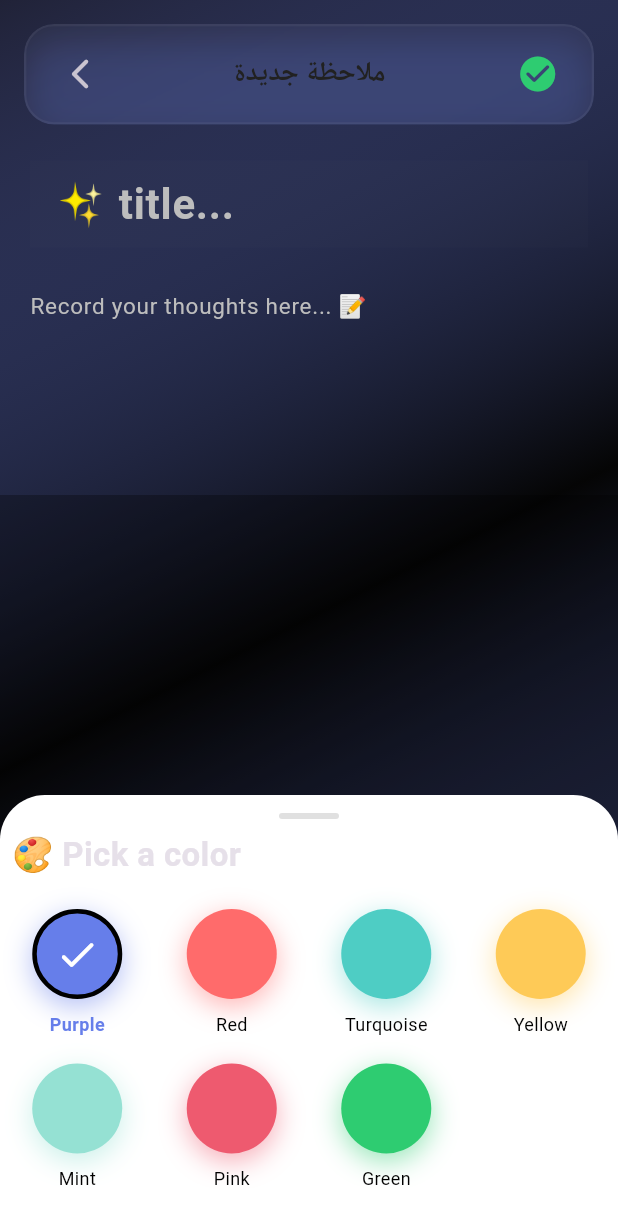
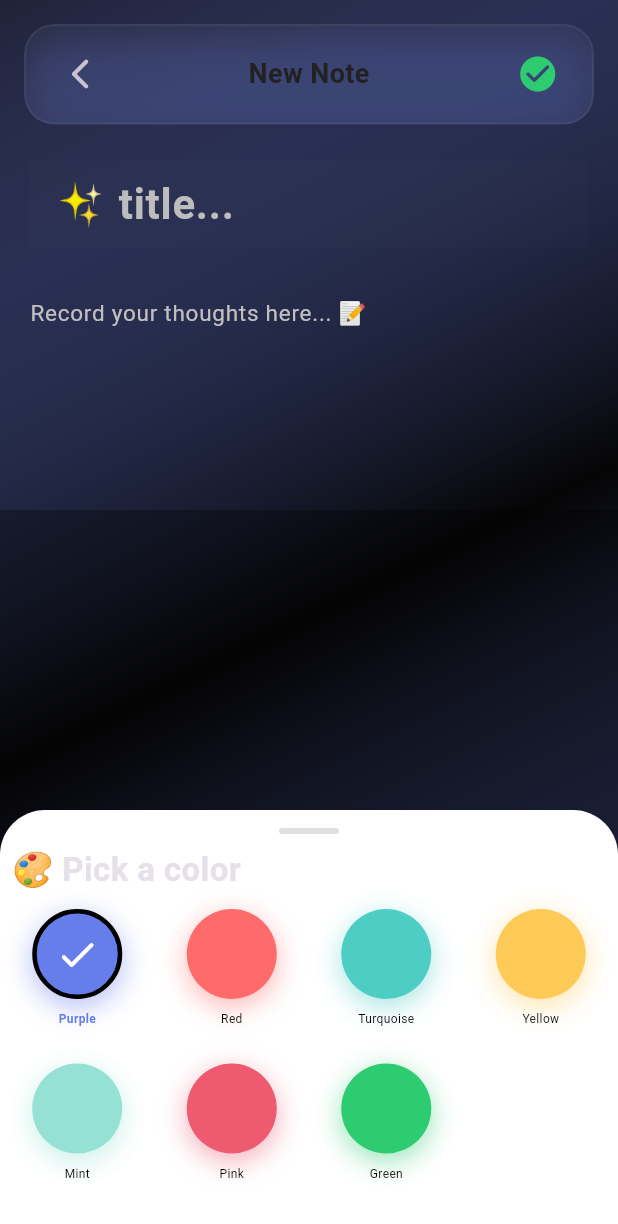
Before and after one commit to moaz-nassef/memory_notes, a Flutter app: the AddNoteScreen screen opened by its route, after a tap on the "palette" icon, on a phone screen of 412 x 824 dp. Shown: the top 1224 px of the screen. Run offline on Flutter 3.47's test engine with Material 3 defaults, Android fonts, the phone set to English and light mode, and no system bars; our stand-ins replace audioplayers, hive, hive_flutter, image_picker, permission_handler; missing offline and left inert: record; accounts and stored records are empty.

Commit message:
edit notes feature

```diff
--- a/lib/views/presentation/add_note/add_note_screen.dart
+++ b/lib/views/presentation/add_note/add_note_screen.dart
@@ -16,8 +16,8 @@ import 'package:memory_notes/views/presentation/common/text/note_text_field.dart
 import 'package:memory_notes/views/presentation/common/text/note_title_field.dart';
 
 class AddNoteScreen extends StatefulWidget {
-  const AddNoteScreen({super.key});
-
+  const AddNoteScreen({super.key, this.initialNote});
+  final NoteModel? initialNote;
   @override
   State<AddNoteScreen> createState() => _AddNoteScreenState();
 }
@@ -83,7 +83,19 @@ class _AddNoteScreenState extends State<AddNoteScreen>
       duration: const Duration(milliseconds: 800),
     )..repeat(reverse: true);
 
-    _audioRecorderController = AudioRecorderController(AudioRecorderFileHelper());
+    _audioRecorderController = AudioRecorderController(
+      AudioRecorderFileHelper(),
+    );
+    // If we're editing an existing note, pre-fill the fields
+    if (widget.initialNote != null) {
+      final note = widget.initialNote!;
+      _titleController.text = note.title;
+      _textController.text = note.text ?? '';
+      selectedImagePaths = List<String>.from(note.imagePaths ?? []);
+      recordedAudioPath = note.audioPath;
+      hasAudio = note.audioPath != null;
+      selectedColor = Color(note.color);
+    }
   }
 
   @override
@@ -218,14 +230,15 @@ class _AddNoteScreenState extends State<AddNoteScreen>
 
     final note = NoteModel(
       title: _titleController.text.trim(),
-      text: _textController.text.trim().isEmpty
+      text:
+          _textController.text.trim().isEmpty
               ? null
               : _textController.text.trim(),
       imagePaths:
           selectedImagePaths.isEmpty ? null : List.from(selectedImagePaths),
       audioPath: recordedAudioPath,
       audioDurationMs: recordedAudioDurationMs,
-      createdAt: DateTime.now(),
+      createdAt: widget.initialNote?.createdAt ?? DateTime.now(),
       color: selectedColor.toARGB32(),
     );
 
@@ -316,6 +329,7 @@ class _AddNoteScreenState extends State<AddNoteScreen>
                 TopBarAddnote(
                   saveNote: _saveNote,
                   selectedColor: selectedColor,
+                  title: widget.initialNote == null ? 'New Note' : 'Edit Note',
                 ),
                 Expanded(
                   child: SingleChildScrollView(
@@ -335,9 +349,9 @@ class _AddNoteScreenState extends State<AddNoteScreen>
                               if (index >= 0 &&
                                   index < selectedImagePaths.length) {
                                 setState(() {
-                                  selectedImagePaths =
-                                      List.from(selectedImagePaths)
-                                        ..removeAt(index);
+                                  selectedImagePaths = List.from(
+                                    selectedImagePaths,
+                                  )..removeAt(index);
                                 });
                               }
                             },
@@ -389,7 +403,10 @@ class _AddNoteScreenState extends State<AddNoteScreen>
                     if (hasAudio) {
                       _removeAudio();
                     } else {
-                      _showSnackBar('Long press to start recording', Colors.purple);
+                      _showSnackBar(
+                        'Long press to start recording',
+                        Colors.purple,
+                      );
                     }
                   },
                   onLongPressStart: (_) {
@@ -419,13 +436,16 @@ class _AddNoteScreenState extends State<AddNoteScreen>
                             shape: BoxShape.circle,
                             boxShadow: [
                               BoxShadow(
-                                color: Colors.purple
-                                    .withOpacity(isRecording ? 0.6 : 0.5),
-                                blurRadius: isRecording
+                                color: Colors.purple.withOpacity(
+                                  isRecording ? 0.6 : 0.5,
+                                ),
+                                blurRadius:
+                                    isRecording
                                         ? 25 + (15 * _pulseController.value)
                                         : 20,
                                 offset: const Offset(0, 10),
-                                spreadRadius: isRecording
+                                spreadRadius:
+                                    isRecording
                                         ? 3 + (5 * _pulseController.value)
                                         : 0,
                               ),
--- a/lib/views/presentation/add_note/top_Bar_AddNote.dart
+++ b/lib/views/presentation/add_note/top_Bar_AddNote.dart
@@ -7,10 +7,11 @@ class TopBarAddnote extends StatelessWidget {
     super.key,
     required this.saveNote,
     required this.selectedColor,
+    required this.title,
   });
-  Color selectedColor = Color(0xFF667EEA);
+  final Color selectedColor;
   final VoidCallback saveNote;
-
+  final String title;
   @override
   Widget build(BuildContext context) {
     return // Top Bar - Floating Glass
@@ -45,7 +46,7 @@ class TopBarAddnote extends StatelessWidget {
                 ),
                 Spacer(),
                 Text(
-                  'ملاحظة جديدة',
+                  title,
                   style: TextStyle(
                     fontSize: 18,
                     fontWeight: FontWeight.bold,
--- a/lib/views/presentation/common/color/color_picker_sheet.dart
+++ b/lib/views/presentation/common/color/color_picker_sheet.dart
@@ -52,7 +52,7 @@ class ColorPickerSheet extends StatelessWidget {
                           fontWeight: FontWeight.bold,
                         ),
                       ),
-                      const SizedBox(height: 20),
+                      const SizedBox(height: 10),
                       GridView.builder(
                         shrinkWrap: true,
                         physics: const NeverScrollableScrollPhysics(),
@@ -110,7 +110,7 @@ class ColorPickerSheet extends StatelessWidget {
                                         isSelected
                                             ? selectedColor
                                             : Colors.black,
-                                    fontSize: 12,
+                                    fontSize: 8,
                                     fontWeight:
                                         isSelected
                                             ? FontWeight.bold
--- a/lib/views/presentation/common/text/note_text_field.dart
+++ b/lib/views/presentation/common/text/note_text_field.dart
@@ -1,10 +1,7 @@
 import 'package:flutter/material.dart';
 
 class NoteTextField extends StatelessWidget {
-  const NoteTextField({
-    super.key,
-    required this.controller,
-  });
+  const NoteTextField({super.key, required this.controller});
 
   final TextEditingController controller;
 
@@ -15,14 +12,14 @@ class NoteTextField extends StatelessWidget {
       maxLines: null,
       minLines: 8,
       style: TextStyle(
-        fontSize: 16,
+        fontSize: 20,
         height: 1.8,
-        color: Colors.grey[800],
+        color: const Color.fromARGB(255, 255, 255, 255),
       ),
       decoration: InputDecoration(
         hintText: 'Record your thoughts here... 📝',
         hintStyle: TextStyle(
-          color: Colors.grey[400],
+          color: const Color.fromARGB(255, 193, 192, 192),
           fontSize: 15,
         ),
         border: InputBorder.none,
```
Also changed, not shown: lib/views/home/Home_page_notesView.dart (+47 -9 lines), lib/views/home/note_card.dart (+72 -111 lines). Lines whose indentation alone changed are shown as unchanged.
